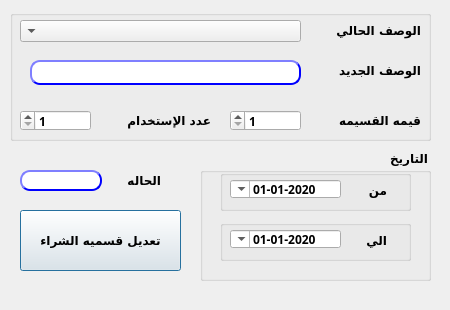
Above: presentation/promotion_voucher_ui/modifyPromVoucher.ui from shymaa123456/HyperPOS2020 before the change. Below: the same form after it.
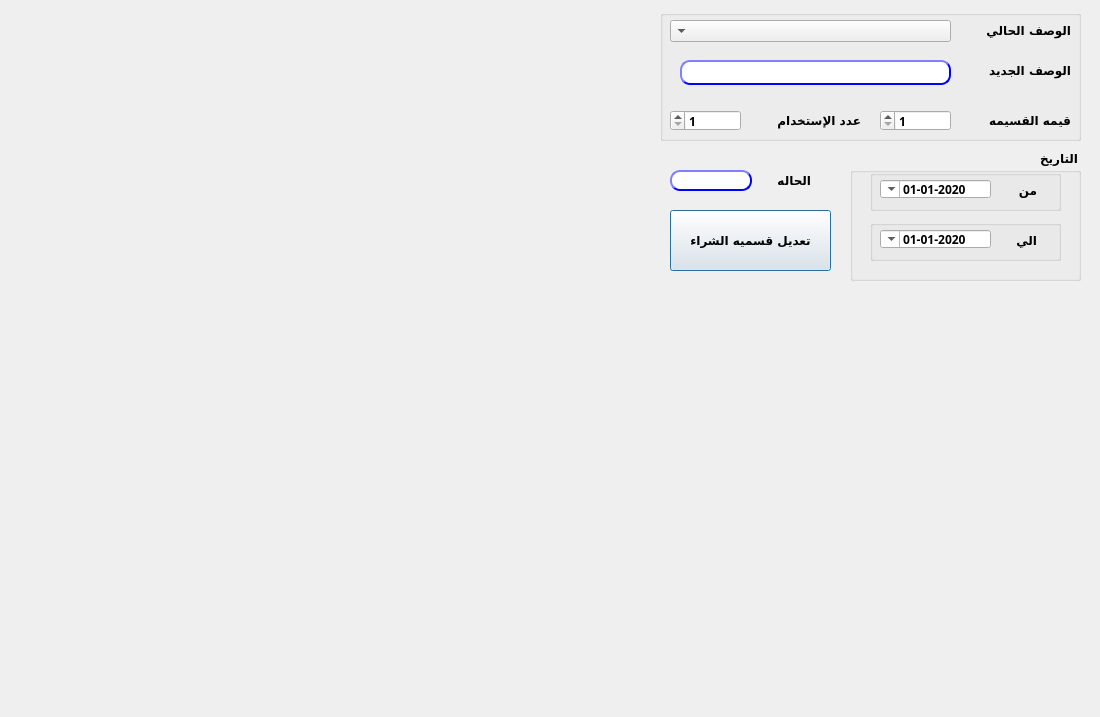
That is the form after the change.

Diff of the .ui file:
```diff
--- a/presentation/promotion_voucher_ui/modifyPromVoucher.ui
+++ b/presentation/promotion_voucher_ui/modifyPromVoucher.ui
@@ -6,20 +6,20 @@
    <rect>
     <x>0</x>
     <y>0</y>
-    <width>450</width>
-    <height>310</height>
+    <width>1100</width>
+    <height>717</height>
    </rect>
   </property>
   <property name="minimumSize">
    <size>
-    <width>450</width>
-    <height>310</height>
+    <width>1100</width>
+    <height>717</height>
    </size>
   </property>
   <property name="maximumSize">
    <size>
-    <width>450</width>
-    <height>310</height>
+    <width>1100</width>
+    <height>717</height>
    </size>
   </property>
   <property name="windowTitle">
@@ -31,7 +31,7 @@
   <widget class="QLabel" name="desc">
    <property name="geometry">
     <rect>
-     <x>330</x>
+     <x>980</x>
      <y>20</y>
      <width>91</width>
      <height>20</height>
@@ -52,7 +52,7 @@
   <widget class="QPushButton" name="BTN_modifyVoucher">
    <property name="geometry">
     <rect>
-     <x>20</x>
+     <x>670</x>
      <y>210</y>
      <width>161</width>
      <height>61</height>
@@ -79,7 +79,7 @@
   <widget class="QLineEdit" name="LE_desc">
    <property name="geometry">
     <rect>
-     <x>30</x>
+     <x>680</x>
      <y>60</y>
      <width>271</width>
      <height>25</height>
@@ -124,7 +124,7 @@
   <widget class="QDoubleSpinBox" name="LE_maxCount">
    <property name="geometry">
     <rect>
-     <x>20</x>
+     <x>670</x>
      <y>110</y>
      <width>71</width>
      <height>21</height>
@@ -157,7 +157,7 @@
   <widget class="QLabel" name="label_num">
    <property name="geometry">
     <rect>
-     <x>260</x>
+     <x>910</x>
      <y>220</y>
      <width>47</width>
      <height>21</height>
@@ -178,7 +178,7 @@
   <widget class="QLabel" name="label">
    <property name="geometry">
     <rect>
-     <x>110</x>
+     <x>760</x>
      <y>110</y>
      <width>101</width>
      <height>21</height>
@@ -199,7 +199,7 @@
   <widget class="QLabel" name="desc_11">
    <property name="geometry">
     <rect>
-     <x>320</x>
+     <x>970</x>
      <y>110</y>
      <width>101</width>
      <height>21</height>
@@ -223,7 +223,7 @@
   <widget class="QLabel" name="label_2">
    <property name="geometry">
     <rect>
-     <x>120</x>
+     <x>770</x>
      <y>170</y>
      <width>41</width>
      <height>20</height>
@@ -247,7 +247,7 @@
   <widget class="QComboBox" name="CMB_PromVoucher">
    <property name="geometry">
     <rect>
-     <x>20</x>
+     <x>670</x>
      <y>20</y>
      <width>281</width>
      <height>22</height>
@@ -268,7 +268,7 @@
   <widget class="QLabel" name="desc_2">
    <property name="geometry">
     <rect>
-     <x>330</x>
+     <x>980</x>
      <y>60</y>
      <width>91</width>
      <height>21</height>
@@ -292,7 +292,7 @@
    </property>
    <property name="geometry">
     <rect>
-     <x>230</x>
+     <x>880</x>
      <y>110</y>
      <width>71</width>
      <height>21</height>
@@ -328,7 +328,7 @@
    </property>
    <property name="geometry">
     <rect>
-     <x>310</x>
+     <x>960</x>
      <y>20</y>
      <width>51</width>
      <height>21</height>
@@ -352,7 +352,7 @@
    </property>
    <property name="geometry">
     <rect>
-     <x>20</x>
+     <x>670</x>
      <y>170</y>
      <width>82</width>
      <height>21</height>
@@ -394,7 +394,7 @@
   <widget class="QGroupBox" name="groupBox">
    <property name="geometry">
     <rect>
-     <x>10</x>
+     <x>660</x>
      <y>10</y>
      <width>421</width>
      <height>131</height>
@@ -415,7 +415,7 @@
   <widget class="QGroupBox" name="groupBox_2">
    <property name="geometry">
     <rect>
-     <x>200</x>
+     <x>850</x>
      <y>150</y>
      <width>231</width>
      <height>131</height>
```
